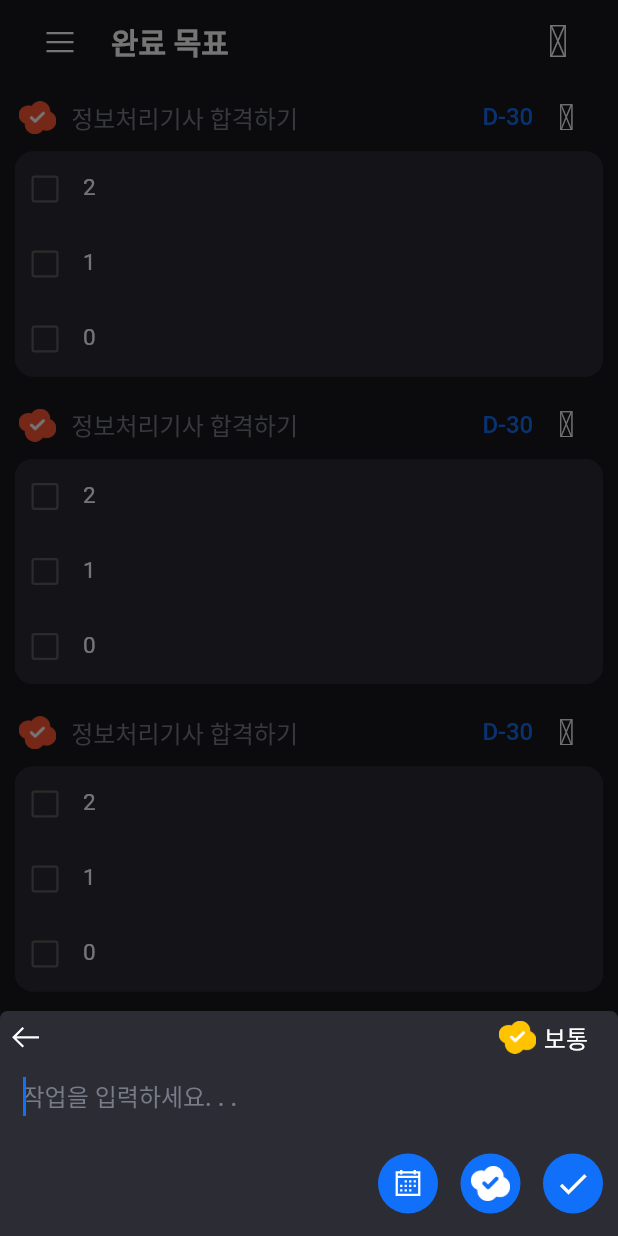
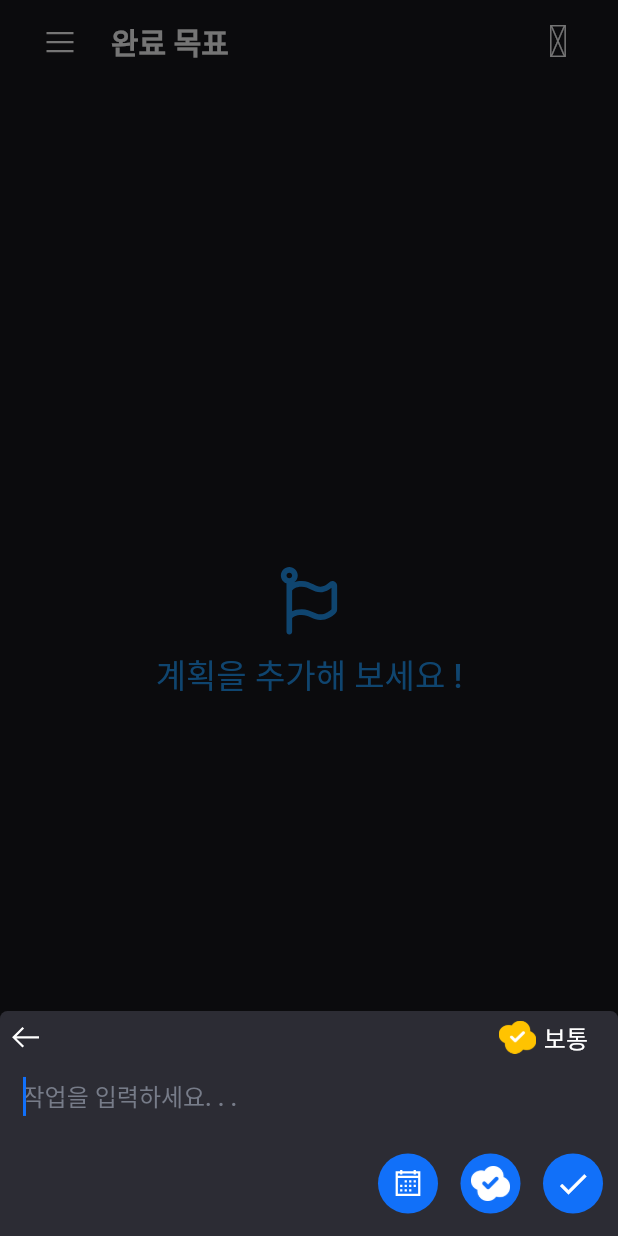
Before and after one commit to cheolding119/havetodo, a Flutter app: the screen it shows after launch, item 2 of the bottom bar chosen, after a tap on the "add" icon, on a phone screen of 412 x 824 dp. Run offline on Flutter 3.47's test engine with Material 3 defaults, Android fonts, the phone set to English and light mode, and no system bars; drawn by our look-alikes of flutter_slidable; our stand-ins replace dio, fluttertoast, get, line_icons, table_calendar; network calls fail; Roboto replaces fonts that are missing (Pretendard).

Commit message:
java spring api와 연동(구현중)

```diff
--- a/lib/classes/completion_plan.dart
+++ b/lib/classes/completion_plan.dart
@@ -1,6 +1,5 @@
 import 'package:get/get.dart';
-import 'package:json_annotation/json_annotation.dart';
-import 'package:second_have_to_do/classes/rx_bool_converter.dart';
+
 import 'package:second_have_to_do/classes/rx_string_converter.dart';
 import 'package:second_have_to_do/global_definition.dart';
 
@@ -9,12 +8,12 @@ import 'plan.dart';
 //책 oneThing 에서 영감을 받은 완료목표
 //쓸데없는 계획은 빼고 우선순위가 높은계획들만 추려서 넣어야 하는 조건이 있음 .
 //완료 계획 클래스
-@JsonSerializable()
+
 class CompletionPlan {
   int completionPlanPlanId;
 
   //계획의 내용
-  @RxStringConverter()
+
   RxString planContent = ''.obs;
 
   // 중요도 체크
@@ -28,18 +27,17 @@ class CompletionPlan {
   Rx<DateTime> endDateTime = DateTime.now().obs;
 
   //남은날짜를 볼수있는 String 클래스
-  @RxStringConverter()
+
   RxString remainingDays = ''.obs;
 
   //목표를 해결 하였는지 여부를 위한 Bool 클래스
-  @RxBoolConverter()
+
   RxBool checked = false.obs;
 
   // //완료목표안에 들어갈 목표
   RxList<Plan> plans = <Plan>[].obs;
 
   //생성자
-  CompletionPlan({required this.completionPlanPlanId});
 
   int getId() {
     return completionPlanPlanId;
@@ -49,10 +47,23 @@ class CompletionPlan {
     completionPlanPlanId = id;
   }
 
-  // // Json 데이터를 가져오기
-  // factory CompletionPlan.fromJson(Map<String, dynamic> json) =>
-  //     _$CompletionPlanFromJson(json);
+  CompletionPlan({
+    required this.completionPlanPlanId,
+    required this.planContent,
+    required this.checked,
+    required this.startDateTime,
+    required this.endDateTime,
+    required this.importanceLevel,
+  });
 
-  // // Plan 객체를 Json 형태로 변환
-  // Map<String, dynamic> toJson() => _$CompletionPlanToJson(this);
+  factory CompletionPlan.fromJson(Map<String, dynamic> json) {
+    return CompletionPlan(
+      completionPlanPlanId: json['completionPlanId'],
+      planContent: json['planContent'],
+      checked: json['checked'],
+      startDateTime: DateTime.parse(json['startDate']).obs,
+      endDateTime: DateTime.parse(json['endDate']).obs,
+      importanceLevel: json['important'],
+    );
+  }
 }
--- a/lib/main.dart
+++ b/lib/main.dart
@@ -12,7 +12,7 @@ void main() async {
       debugShowCheckedModeBanner: false,
       theme: setDefaultTheme(),
 
-      // home: const LoginPage(), // 시작 페이지 설정~
+      // home: const LoginPage(), // 시작 페이지 설정
 
       //안녕
       home: const BottomNavigationPage(), // 시작 페이지 설정
--- a/lib/page/main_page/completionplan_todolist_page/completionplan_todolist.data.dart
+++ b/lib/page/main_page/completionplan_todolist_page/completionplan_todolist.data.dart
@@ -15,19 +15,5 @@ class CompletionPlanPageData extends GetxController {
     loadPlanDatas(1);
   }
 
-  void loadPlanDatas(int memberId) async {
-    completedPlanItems.add(CompletionPlan(completionPlanPlanId: 1));
-    for (int i = 0; i < 3; i++) {
-      CompletionPlan completionPlan = CompletionPlan(completionPlanPlanId: i);
-      completionPlan.planContent.value = '정보처리기사 합격하기';
-      completionPlan.importanceLevel.value = ImportanceLevel.highImportance;
-      completionPlan.remainingDays.value = 'D-30';
-      for (int j = 0; j < 3; j++) {
-        Plan plan = Plan(planId: j);
-        plan.planContent.value = "$j";
-        completionPlan.plans.add(plan);
-      }
-      planItems.add(completionPlan);
-    }
-  }
+  void loadPlanDatas(int memberId) async {}
 }
--- a/pubspec.yaml
+++ b/pubspec.yaml
@@ -22,6 +22,7 @@ dependencies:
   intl: ^0.18.1
   table_calendar: ^3.0.9
   just_audio: ^0.9.42
+  http: ^1.2.2
 
 
 dev_dependencies:
```
Also changed, not shown: lib/page/main_page/completionplan_todolist_page/completionplan_todolist_page.dart (+9 -2 lines), pubspec.lock.
